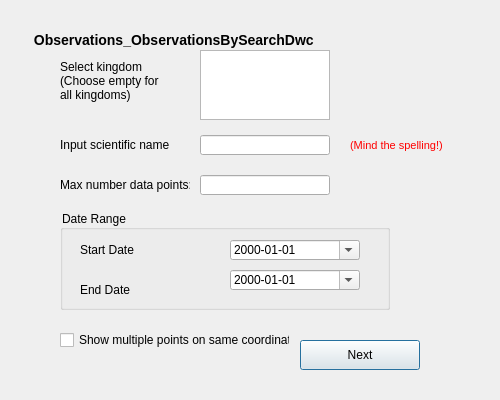
The window that Species_search.ui (albabjorkman/GIT-project) describes before a commit, drawn with Qt 5.
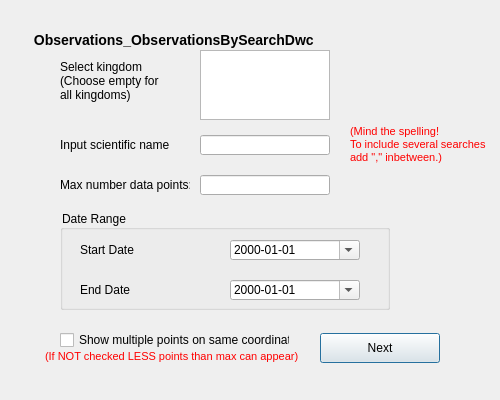
The same window after the commit.

```diff
--- a/Species_search.ui
+++ b/Species_search.ui
@@ -109,13 +109,13 @@
    <property name="geometry">
     <rect>
      <x>350</x>
-     <y>135</y>
+     <y>115</y>
      <width>150</width>
-     <height>20</height>
+     <height>60</height>
     </rect>
    </property>
    <property name="text">
-    <string>(Mind the spelling!)</string>
+    <string>(Mind the spelling! &lt;br/&gt; To include several  searches &lt;br/&gt; add "," inbetween.)</string>
    </property>
    <property name="styleSheet">
     <string>
@@ -235,7 +235,7 @@
     <property name="geometry">
      <rect>
       <x>170</x>
-      <y>60</y>
+      <y>70</y>
       <width>130</width>
       <height>20</height>
      </rect>
@@ -266,13 +266,34 @@
     <string>Show multiple points on same coordinates</string>
    </property>
   </widget>
+
+  <widget class="QLabel" name="labelReminder">
+   <property name="geometry">
+    <rect>
+     <x>45</x>
+     <y>346</y>
+     <width>270</width>
+     <height>20</height>
+    </rect>
+   </property>
+   <property name="text">
+    <string>(If NOT checked LESS points than max can appear)</string>
+   </property>
+   <property name="styleSheet">
+    <string>
+      font-size: 11px;
+      font-family: "Arial";
+	  color: #FF0000;
+    </string>
+  </property>
+  </widget>
   
   <!-- Button, next page -->
   <widget class="QPushButton" name="loadDataButton">
    <property name="geometry">
     <rect>
-     <x>300</x>
-     <y>340</y>
+     <x>320</x>
+     <y>333</y>
      <width>120</width>
      <height>30</height>
     </rect>
```
